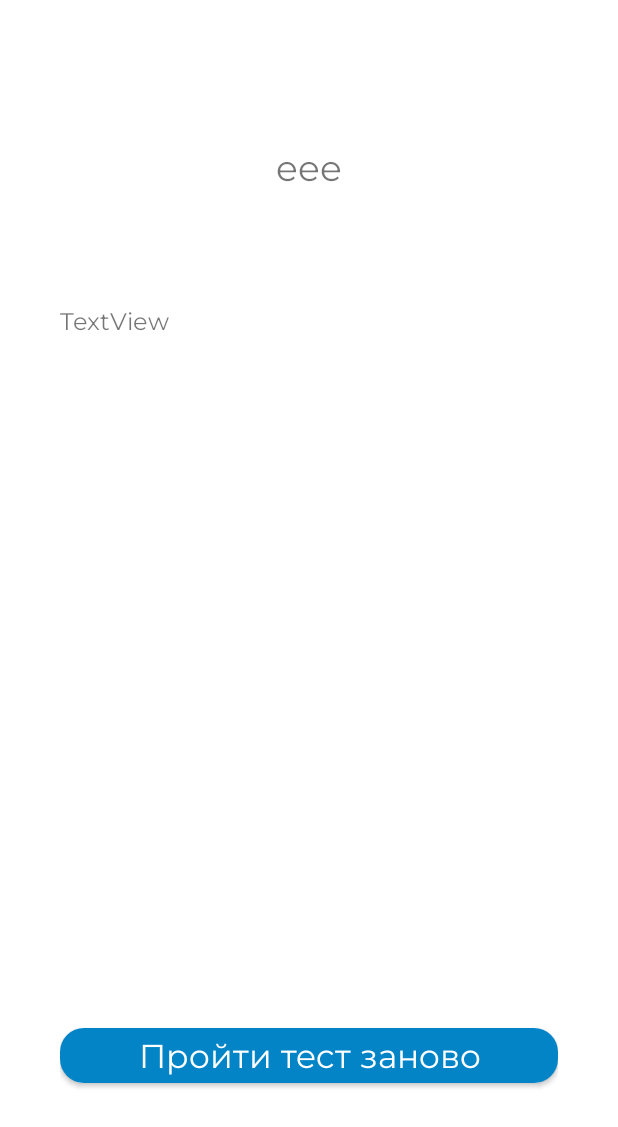
After one commit to NoctemCat/Study-Job, an Android app: the fragment PersonaFragment placed in its activity, on a phone screen of 412 x 824 dp. The commit adds this screen. Shown: the top 1127 px of the screen. Run offline under Robolectric (Android 15) with nearby library versions, the phone set to English and light mode, and no system bars; 2 statements that could not run were skipped.

```diff
--- /dev/null
+++ b/app/src/main/java/com/example/study_job/ui/guide/PersonaFragment.kt
@@ -0,0 +1,90 @@
+package com.example.study_job.ui.guide
+
+import android.os.Bundle
+import android.os.Handler
+import android.os.Looper
+import android.view.LayoutInflater
+import android.view.View
+import android.view.ViewGroup
+import android.widget.TextView
+import android.widget.Toast
+import androidx.fragment.app.FragmentActivity
+import com.example.study_job.BaseFragment
+import com.example.study_job.R
+import com.example.study_job.data.RequestHandler
+import com.example.study_job.data.URLs
+import com.example.study_job.data.user.SharedPrefManager
+import com.example.study_job.data.user.User
+import com.example.study_job.databinding.FragmentPersonaBinding
+import com.example.study_job.ui.StartTestFragment
+import com.google.android.material.button.MaterialButton
+import org.json.JSONException
+import org.json.JSONObject
+import java.util.concurrent.Executors
+
+class PersonaFragment: BaseFragment() {
+    private var _binding: FragmentPersonaBinding? = null
+    private val binding get() = _binding!!
+
+    override fun onCreateView(
+        inflater: LayoutInflater,
+        container: ViewGroup?,
+        savedInstanceState: Bundle?
+    ): View {
+        _binding = FragmentPersonaBinding.inflate(inflater, container, false)
+        val root: View = binding.root
+        val gotoTest: MaterialButton = binding.gotoTestBtn
+
+        gotoTest.setOnClickListener {
+            val fragmentManager = (binding.root.context as FragmentActivity).supportFragmentManager
+            fragmentManager.beginTransaction().replace(R.id.nav_host_fragment_activity_main,
+                StartTestFragment()
+            ).commit()
+        }
+
+        return root
+    }
+
+    override fun onViewCreated(view: View, savedInstanceState: Bundle?) {
+        super.onViewCreated(view, savedInstanceState)
+        //val user = SharedPrefManager.getUser(binding.root.context)
+
+        val executor = Executors.newSingleThreadExecutor()
+        val handler = Handler(Looper.getMainLooper())
+
+        executor.execute {
+            val requestHandler = RequestHandler()
+            val user: User = SharedPrefManager.getUser(binding.root.context)
+
+            val params = HashMap<String, String>()
+            params["id"] = user.personality.toString()
+
+            val response = requestHandler.sendPostRequest(URLs.URL_GET_PERSONA, params)
+            handler.post {
+                try {
+                    val json = JSONObject(response)
+                    if (!json.getBoolean("error")) {
+
+                        val persona: JSONObject = json.getJSONObject("persona")
+
+                        binding.personaName.text = persona.getString("name")
+                        binding.personaDesc.text = persona.getString("desc")
+                    }else{
+                        Toast.makeText(
+                            binding.root.context,
+                            json.getString("message"),
+                            Toast.LENGTH_LONG
+                        ).show()
+                    }
+                } catch (e: JSONException) {
+                    e.printStackTrace()
+                }
+            }
+        }
+    }
+
+    override fun onDestroyView() {
+        super.onDestroyView()
+        _binding = null
+    }
+}
--- a/app/src/main/java/com/example/study_job/ui/login/LoginFragment.kt
+++ b/app/src/main/java/com/example/study_job/ui/login/LoginFragment.kt
@@ -106,7 +106,8 @@ class LoginFragment : HiddenActionBarFragment() {
                             userJson.getString("student_place"),
                             userJson.getString("student_group"),
                             userJson.getString("teacher_place"),
-                            userJson.getString("teacher_position")
+                            userJson.getString("teacher_position"),
+                            userJson.getString("personality")
                         )
 
                         //storing the user in shared preferences
--- a/app/src/main/java/com/example/study_job/ui/login/RegisterFragment.kt
+++ b/app/src/main/java/com/example/study_job/ui/login/RegisterFragment.kt
@@ -227,7 +227,8 @@ class RegisterFragment : HiddenActionBarFragment() {
                             userJson.getString("student_place"),
                             userJson.getString("student_group"),
                             userJson.getString("teacher_place"),
-                            userJson.getString("teacher_position")
+                            userJson.getString("teacher_position"),
+                            userJson.getString("personality")
                         )
 
                         //storing the user in shared preferences
--- a/app/src/main/res/layout/fragment_guide.xml
+++ b/app/src/main/res/layout/fragment_guide.xml
@@ -1,5 +1,6 @@
 <?xml version="1.0" encoding="utf-8"?>
-<androidx.constraintlayout.widget.ConstraintLayout xmlns:android="http://schemas.android.com/apk/res/android"
+<androidx.constraintlayout.widget.ConstraintLayout
+    xmlns:android="http://schemas.android.com/apk/res/android"
     xmlns:app="http://schemas.android.com/apk/res-auto"
     xmlns:tools="http://schemas.android.com/tools"
     android:layout_width="match_parent"
--- /dev/null
+++ b/app/src/main/res/layout/fragment_persona.xml
@@ -0,0 +1,63 @@
+<?xml version="1.0" encoding="utf-8"?>
+<androidx.constraintlayout.widget.ConstraintLayout
+    xmlns:android="http://schemas.android.com/apk/res/android"
+    xmlns:app="http://schemas.android.com/apk/res-auto"
+    xmlns:tools="http://schemas.android.com/tools"
+    android:layout_width="match_parent"
+    android:layout_height="match_parent"
+    android:paddingTop="@dimen/BotNavBarHeight"
+    android:paddingBottom="@dimen/BotNavBarHeight"
+    android:layout_margin="40dp"
+    tools:context=".ui.guide.PersonaFragment"
+    >
+
+    <TextView
+        android:id="@+id/persona_name"
+        android:layout_width="wrap_content"
+        android:layout_height="wrap_content"
+        android:fontFamily="@font/montserrat"
+        android:text="eee"
+        android:textSize="24sp"
+        app:layout_constraintBottom_toBottomOf="parent"
+        app:layout_constraintEnd_toEndOf="parent"
+        app:layout_constraintStart_toStartOf="parent"
+        app:layout_constraintTop_toTopOf="parent"
+        app:layout_constraintVertical_bias="0.0" />
+
+    <androidx.core.widget.NestedScrollView
+        android:layout_width="match_parent"
+        android:layout_height="400dp"
+        android:layout_marginTop="24dp"
+        android:layout_marginBottom="24dp"
+        android:foregroundGravity="center|center_horizontal"
+        android:orientation="vertical"
+        app:layout_constraintBottom_toTopOf="@+id/goto_test_btn"
+        app:layout_constraintEnd_toEndOf="parent"
+        app:layout_constraintStart_toStartOf="parent"
+        app:layout_constraintTop_toBottomOf="@+id/persona_name">
+
+        <TextView
+            android:id="@+id/persona_desc"
+            android:layout_width="wrap_content"
+            android:layout_height="wrap_content"
+
+            android:fontFamily="@font/montserrat"
+            android:gravity="fill_horizontal"
+            android:text="TextView"
+            android:textSize="16sp" />
+    </androidx.core.widget.NestedScrollView>
+
+
+    <com.google.android.material.button.MaterialButton
+        android:id="@+id/goto_test_btn"
+        android:layout_width="match_parent"
+        android:layout_height="wrap_content"
+        android:fontFamily="@font/montserrat"
+        android:text="Пройти тест заново"
+        android:textAppearance="@style/TextAppearance.AppCompat.Large"
+        app:backgroundTint="#0284C7"
+        app:cornerRadius="16dp"
+        app:layout_constraintBottom_toBottomOf="parent"
+        app:layout_constraintEnd_toEndOf="parent"
+        app:layout_constraintStart_toStartOf="parent" />
+</androidx.constraintlayout.widget.ConstraintLayout>
```
Also changed, not shown: app/src/main/java/com/example/study_job/ContentFragment.kt (+13 -24 lines), app/src/main/java/com/example/study_job/data/URLs.kt (+6 -1 lines), app/src/main/java/com/example/study_job/data/test/ProffPairAdapter.kt (+10 -14 lines), app/src/main/java/com/example/study_job/data/test/ProffPairFragment.kt (+1 -5 lines), app/src/main/java/com/example/study_job/ui/StartTestFragment.kt (added, +45 -0 lines), app/src/main/java/com/example/study_job/ui/account/AccountFragment.kt (+14 -0 lines), app/src/main/java/com/example/study_job/ui/guide/GuideFragment.kt (+29 -0 lines), app/src/main/java/com/example/study_job/ui/profession/Profession.kt (added, +12 -0 lines), app/src/main/java/com/example/study_job/ui/profession/ProfessionAdapter.kt (added, +47 -0 lines), app/src/main/java/com/example/study_job/ui/profession/ProfessionFragment.kt (added, +140 -0 lines), app/src/main/java/com/example/study_job/ui/search/SearchFragment.kt (+13 -0 lines), app/src/main/res/layout/fragment_account.xml (+14 -0 lines), app/src/main/res/layout/fragment_no_persona.xml (added, +68 -0 lines), app/src/main/res/layout/item_profession.xml (added, +80 -0 lines), 1 more files.
